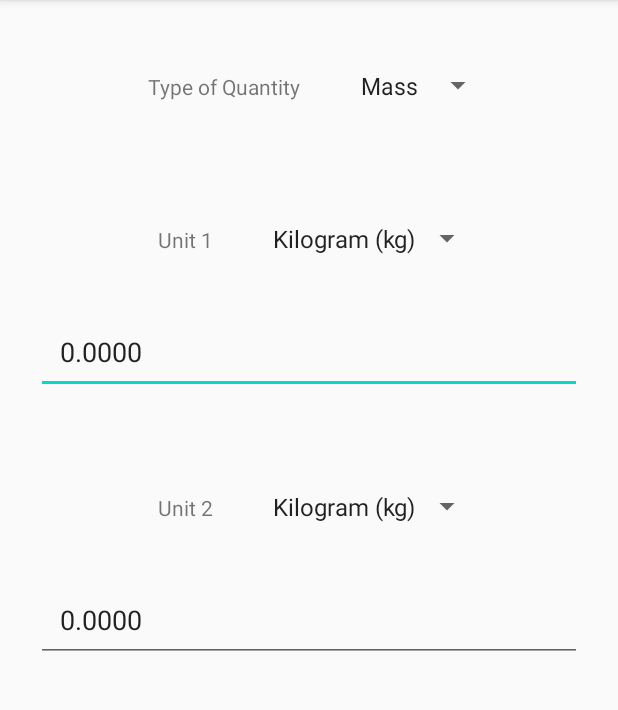
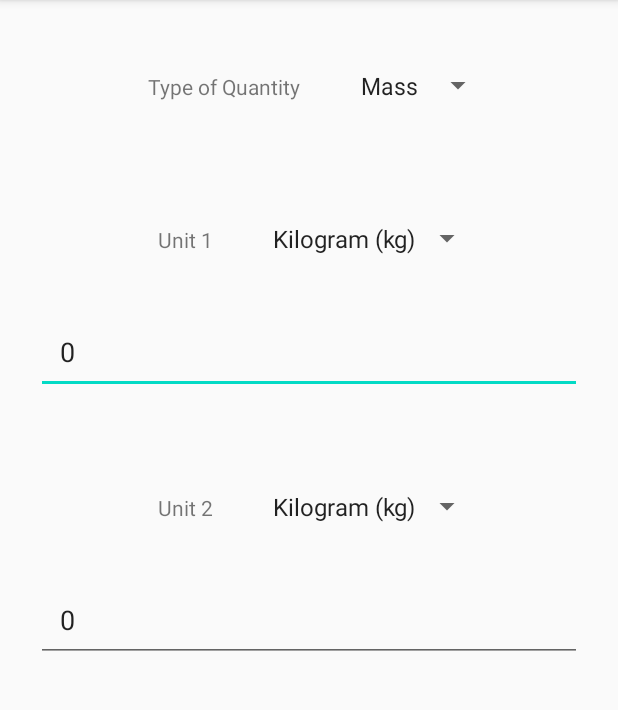
Before and after one commit to nvishal1510/UnitConverter, an Android app: the screen it shows after launch (MainActivity), on a phone screen of 412 x 824 dp, the part 84-794 px from its top. Run offline under Robolectric (Android 15) with nearby library versions, the phone set to English and light mode, and no system bars.

Commit message:
Added select on focus on et and formatted numbers

```diff
--- a/app/src/main/java/com/example/unitconverter/MainActivity.java
+++ b/app/src/main/java/com/example/unitconverter/MainActivity.java
@@ -18,6 +18,8 @@ import com.example.quantity.Mass;
 import com.example.quantity.Quantity;
 import com.example.quantity.Unit;
 
+import java.text.DecimalFormat;
+import java.text.NumberFormat;
 import java.util.ArrayList;
 import java.util.HashMap;
 import java.util.Locale;
@@ -45,8 +47,6 @@ public class MainActivity extends AppCompatActivity
     private EditText unit1Magnitude;
     private EditText unit2Magnitude;
     private Quantity focusedQuantity;
-    private Unit focusedUnit1;
-    private Unit focusedUnit2;
 
     /**
      * This should made true when editing text due to internal functions. This is to prevent entering into recursion
@@ -54,7 +54,10 @@ public class MainActivity extends AppCompatActivity
      */
     private boolean IamEditingText = false;
 
-    private String numbersFormat = "%.4f";
+    /**
+     * Formatter used for formatting numbers in ET magnitude
+     */
+    NumberFormat numberFormat = new DecimalFormat("##,##,##,##,###.#########");
 
     /**
      * This object to attached magnitude editTexts to respond to change in text
@@ -147,9 +150,7 @@ public class MainActivity extends AppCompatActivity
         unit1Type.setOnItemSelectedListener(unitTypeListener);
         unit2Type.setOnItemSelectedListener(unitTypeListener);
         focusedQuantity.populateSpinner(unit1Type);
-        focusedUnit1 = (Unit) unit1Type.getSelectedItem();
         focusedQuantity.populateSpinner(unit2Type);
-        focusedUnit2 = (Unit) unit2Type.getSelectedItem();
 
         //initialize magnitudes editText
         unit1Magnitude = findViewById(R.id.unit1Magnitude);
@@ -193,7 +194,7 @@ public class MainActivity extends AppCompatActivity
         focusedQuantity.setMagnitude(magnitude, getMagnitudeETUnit);
         double otherUnitMagnitude = focusedQuantity.getMagnitude(setMagnitudeETUnit);
         IamEditingText = true;
-        setMagnitudeET.setText(String.format(Locale.ENGLISH, numbersFormat, otherUnitMagnitude));
+        setMagnitudeET.setText(numberFormat.format(otherUnitMagnitude));
         IamEditingText = false;
     }
 
@@ -203,8 +204,8 @@ public class MainActivity extends AppCompatActivity
     private void resetEditTexts ()
     {
         IamEditingText = true;
-        unit1Magnitude.setText(String.format(Locale.ENGLISH, numbersFormat, 0.0));
-        unit2Magnitude.setText(String.format(Locale.ENGLISH, numbersFormat, 0.0));
+        unit1Magnitude.setText(numberFormat.format(0));
+        unit2Magnitude.setText(numberFormat.format(0));
         IamEditingText = false;
     }
 
--- a/app/src/main/res/layout/activity_main.xml
+++ b/app/src/main/res/layout/activity_main.xml
@@ -62,7 +62,8 @@
             android:hint="@string/magnitude_hint"
             android:importantForAutofill="no"
             android:inputType="numberDecimal"
-            android:padding="16dp" />
+            android:padding="16dp"
+            android:selectAllOnFocus="true" />
 
     <LinearLayout
             android:id="@+id/unit2"
@@ -95,6 +96,7 @@
             android:hint="@string/magnitude_hint"
             android:importantForAutofill="no"
             android:inputType="numberDecimal"
-            android:padding="16dp" />
+            android:padding="16dp"
+            android:selectAllOnFocus="true" />
 
 </LinearLayout>
```
Also changed, not shown: app/src/main/res/values/strings.xml (+0 -11 lines).
